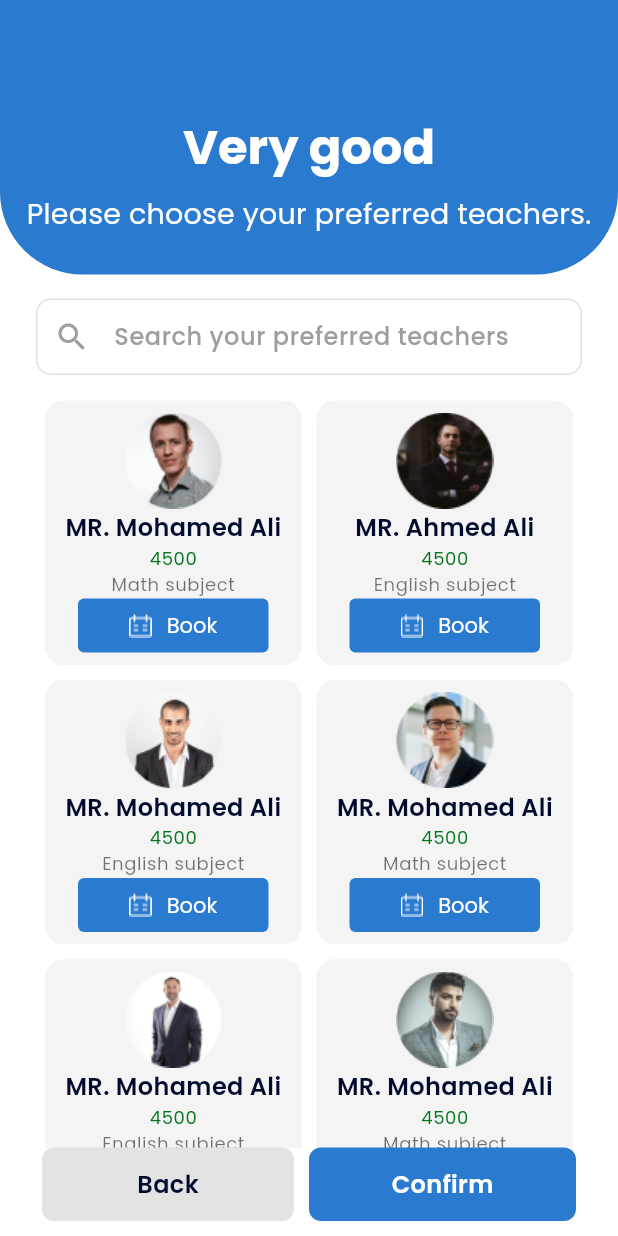
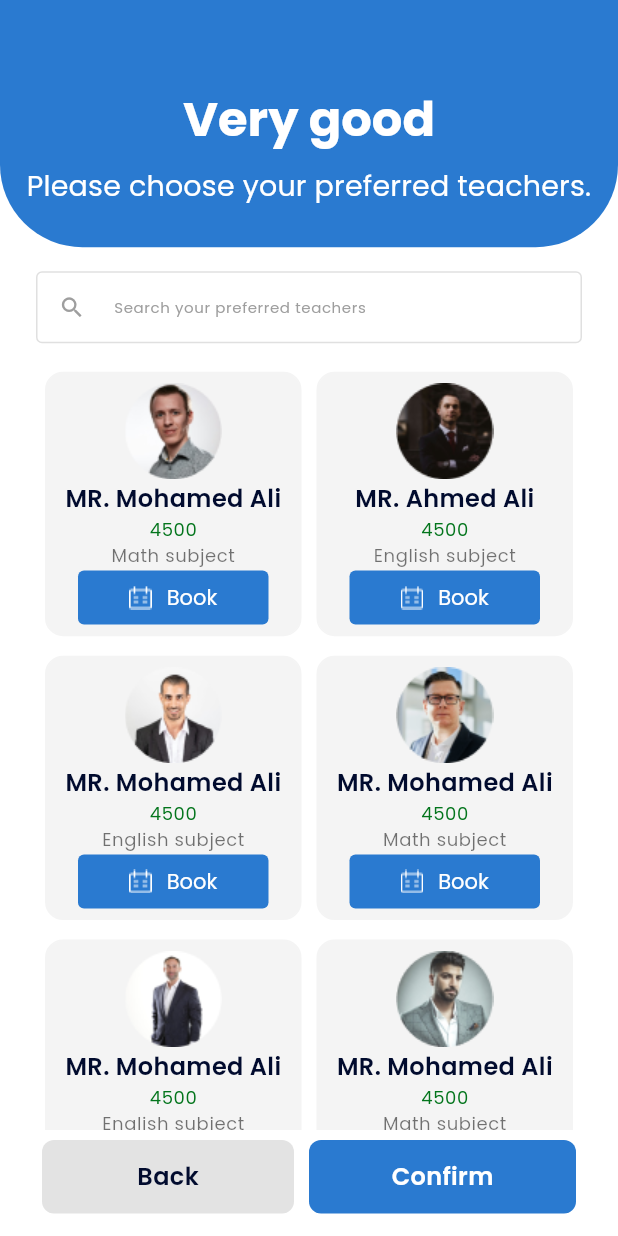
Before and after one commit to Mohameed-Asad/task, a Flutter app: the screen it shows after launch, swiped to page 2, on a phone screen of 412 x 824 dp. Run offline on Flutter 3.47's test engine with Material 3 defaults, Android fonts, the phone set to English and light mode, and no system bars; our stand-ins replace flutter_bounceable.

Commit message:
finish task

```diff
--- a/lib/core/widgets/custom_button.dart
+++ b/lib/core/widgets/custom_button.dart
@@ -32,7 +32,7 @@ class CustomButton extends StatelessWidget {
         onTap: onPressed,
         child: Container(
           width: width ?? MediaQuery.of(context).size.width,
-          height: height ?? MediaQuery.of(context).size.height * 0.068,
+          height: height ?? MediaQuery.of(context).size.height * 0.06,
           decoration: BoxDecoration(
             borderRadius: BorderRadius.circular(15),
             color: AppThemeManager.primaryColor,
--- a/lib/core/widgets/custom_text_field.dart
+++ b/lib/core/widgets/custom_text_field.dart
@@ -76,6 +76,7 @@ class _CustomTextFieldState extends State<CustomTextField> {
       textInputAction: widget.action ?? TextInputAction.next,
       focusNode: widget.focusNode,
       decoration: InputDecoration(
+        isDense: true,
         fillColor: Colors.white,
         filled: true,
         suffixIcon: widget.isPassword ?? false
@@ -93,13 +94,14 @@ class _CustomTextFieldState extends State<CustomTextField> {
         prefixIcon: widget.prefixIcon,
         hintText: widget.hint,
         hintStyle: const TextStyle(
-          fontSize: 16,
+          fontFamily: "Poppins",
+          fontSize: 10,
           color: Colors.grey,
-          fontWeight: FontWeight.w500
+          fontWeight: FontWeight.normal,
         ),
         counterText: "",
         border: OutlineInputBorder(
-          borderRadius: BorderRadius.circular(10),
+          borderRadius: BorderRadius.circular(4),
           borderSide: const BorderSide(
             color: Colors.black12,
             width: 1,
@@ -107,16 +109,16 @@ class _CustomTextFieldState extends State<CustomTextField> {
         ),
         // suffix: isPass widget.suffixWidget,
         contentPadding:
-            const EdgeInsets.symmetric(horizontal: 10, vertical: 15),
+            const EdgeInsets.symmetric(horizontal: 14,vertical: 8),
         enabledBorder: OutlineInputBorder(
-          borderRadius: BorderRadius.circular(10),
+          borderRadius: BorderRadius.circular(4),
           borderSide: const BorderSide(
             color: Colors.black12,
             width: 1,
           ),
         ),
         focusedBorder: OutlineInputBorder(
-          borderRadius: BorderRadius.circular(10),
+          borderRadius: BorderRadius.circular(4),
           borderSide: const BorderSide(
             color: Color(0xFF5D3FD3),
             width: 1.5,
--- a/lib/presention/home/home_screen.dart
+++ b/lib/presention/home/home_screen.dart
@@ -1,6 +1,10 @@
 import 'package:flutter/material.dart';
+import 'package:task_1/presention/done_pay/done_pay_screen.dart';
+import 'package:task_1/presention/payment_screen/payment_screen.dart';
 import 'package:task_1/presention/subject_screen/subject_screen.dart';
 import 'package:task_1/presention/teacher_screen/teacher_screen.dart';
+
+import '../order_screen/order_screen.dart';
 
 class HomeScreen extends StatefulWidget {
   const HomeScreen({super.key});
@@ -18,17 +22,12 @@ class _HomeScreenState extends State<HomeScreen> {
   Widget build(BuildContext context) {
     return PageView(
         controller: pageController,
-        onPageChanged: (value) {
-          if(value == 2) {
-            lastPage = true;
-          } else {
-            lastPage = false;
-          }
-          setState(() {});
-        },
    children : [
      SubjectView(pageController: pageController,),
-     TeacherScreen(pageController: pageController,)
+     TeacherScreen(pageController: pageController,),
+     OrderScreen(pageController: pageController),
+     PaymentScreen(pageController: pageController,),
+     DonePayScreen(pageController: pageController)
    ] );
   }
 }
--- a/lib/presention/subject_screen/subject_screen.dart
+++ b/lib/presention/subject_screen/subject_screen.dart
@@ -20,7 +20,9 @@ class _SubjectViewState extends State<SubjectView> {
   Widget build(BuildContext context) {
     return Scaffold(
       backgroundColor: Colors.white,
-      body: Column(children: [
+      body: SingleChildScrollView(
+        child: Column(
+            children: [
           Container(
             height: Constants.mediaQuery.height * 0.2,
             width: Constants.mediaQuery.width,
@@ -142,6 +144,7 @@ class _SubjectViewState extends State<SubjectView> {
             ),
           )
         ]),
+      ),
     );
   }
 }
--- a/lib/presention/teacher_screen/teacher_screen.dart
+++ b/lib/presention/teacher_screen/teacher_screen.dart
@@ -14,14 +14,15 @@ class TeacherScreen extends StatefulWidget {
 }
 
 class _TeacherScreenState extends State<TeacherScreen> {
+  int bookedNumber = 0;
   @override
   Widget build(BuildContext context) {
     return Scaffold(
       backgroundColor: Colors.white,
       body: Column(children: [
         Container(
-          height: 183,
-          width: 428,
+          height: Constants.mediaQuery.height * 0.2,
+          width: Constants.mediaQuery.width,
           decoration: const BoxDecoration(
               color: AppThemeManager.primaryColor,
               borderRadius: BorderRadius.only(
@@ -47,6 +48,7 @@ class _TeacherScreenState extends State<TeacherScreen> {
                     "Please choose your preferred teachers.",
                     style: Constants.theme.textTheme.titleMedium
                         ?.copyWith(fontSize: 19),
+                    textAlign: TextAlign.center,
                   ),
                 ]),
           ),
@@ -55,7 +57,7 @@ class _TeacherScreenState extends State<TeacherScreen> {
           height: 16,
         ),
         const Padding(
-          padding: EdgeInsets.symmetric(horizontal: 24),
+          padding: EdgeInsets.only(left: 24, right: 24, bottom: 9),
           child: CustomTextField(
             hint: "Search your preferred teachers",
             prefixIcon: Icon(
@@ -66,39 +68,51 @@ class _TeacherScreenState extends State<TeacherScreen> {
         ),
         Expanded(
           child: GridView(
-            padding: const EdgeInsets.symmetric(horizontal: 30, vertical: 17),
+            padding: const EdgeInsets.only(left: 30 , right: 30 , top : 10, bottom: 20),
             gridDelegate: const SliverGridDelegateWithFixedCrossAxisCount(
                 childAspectRatio: 0.97,
                 crossAxisCount: 2,
                 crossAxisSpacing: 10,
-                mainAxisSpacing: 10),
-            children: const [
+                mainAxisSpacing: 13),
+            children: [
               TeacherWidget(
+                bookedNumber: bookedNumber,
+                onClicked: onClicked,
                 name: "MR. Mohamed Ali",
                 imagePath: "assets/images/mohamedd_ali.png",
                 jobTitle: "Math subject",
               ),
               TeacherWidget(
+                bookedNumber: bookedNumber,
+                onClicked: onClicked,
                 name: "MR. Ahmed Ali",
                 imagePath: "assets/images/Ahmed_Ali.png",
                 jobTitle: "English subject",
               ),
               TeacherWidget(
+                bookedNumber: bookedNumber,
+                onClicked: onClicked,
                 name: "MR. Mohamed Ali",
                 imagePath: "assets/images/mohamed_ali_en.png",
                 jobTitle: "English subject",
               ),
               TeacherWidget(
+                bookedNumber: bookedNumber,
+                onClicked: onClicked,
                 name: "MR. Mohamed Ali",
                 imagePath: "assets/images/mohamed_ali.png",
                 jobTitle: "Math subject",
               ),
               TeacherWidget(
+                bookedNumber: bookedNumber,
+                onClicked: onClicked,
                 name: "MR. Mohamed Ali",
                 imagePath: "assets/images/mohamed_ali_en2.png",
                 jobTitle: "English subject",
               ),
               TeacherWidget(
+                bookedNumber: bookedNumber,
+                onClicked: onClicked,
                 name: "MR. Mohamed Ali",
                 imagePath: "assets/images/mohamed_ali_math.png",
                 jobTitle: "Math subject",
@@ -107,7 +121,7 @@ class _TeacherScreenState extends State<TeacherScreen> {
           ),
         ),
         Container(
-          margin: const EdgeInsets.only(bottom: 10),
+          margin: const EdgeInsets.only(bottom: 15,top: 7),
           child: Row(
             children: [
               Expanded(
@@ -157,4 +171,9 @@ class _TeacherScreenState extends State<TeacherScreen> {
       ]),
     );
   }
+  int onClicked(int bookNumber) {
+    int result = bookedNumber + bookNumber;
+    setState(() {});
+    return bookedNumber = result;
+  }
 }
--- a/lib/presention/teacher_screen/teacher_widget.dart
+++ b/lib/presention/teacher_screen/teacher_widget.dart
@@ -2,16 +2,20 @@ import 'package:flutter/material.dart';
 import 'package:task_1/core/config/app_theme_manager.dart';
 import 'package:task_1/core/config/constants.dart';
 
+typedef bookedFunction = int Function(int);
 class TeacherWidget extends StatefulWidget {
   final String imagePath;
   final String name;
   final String jobTitle;
+  final bookedFunction onClicked;
+  final int bookedNumber;
 
   const TeacherWidget(
       {super.key,
       required this.imagePath,
       required this.name,
-      required this.jobTitle,});
+      required this.jobTitle, required this.onClicked, required this.bookedNumber,
+      });
 
   @override
   State<TeacherWidget> createState() => _TeacherWidgetState();
@@ -19,7 +23,7 @@ class TeacherWidget extends StatefulWidget {
 
 class _TeacherWidgetState extends State<TeacherWidget> {
   bool isBooked = false;
-  int bookedNumber = 0;
+  int increaseBooked = 0;
 
   @override
   Widget build(BuildContext context) {
@@ -38,7 +42,7 @@ class _TeacherWidgetState extends State<TeacherWidget> {
             padding: const EdgeInsets.all(6),
             child: Column(
               crossAxisAlignment: CrossAxisAlignment.center,
-              mainAxisAlignment: MainAxisAlignment.spaceEvenly,
+              mainAxisAlignment: MainAxisAlignment.spaceAround,
               children: [
                 Image.asset(widget.imagePath),
                 Text(
@@ -58,9 +62,13 @@ class _TeacherWidgetState extends State<TeacherWidget> {
                   onTap: () {
                     isBooked = !isBooked;
                     if (isBooked) {
-                      bookedNumber++;
+                      increaseBooked++;
+                      widget.onClicked(
+                        increaseBooked
+                      );
                     } else {
-                      bookedNumber--;
+                      increaseBooked--;
+                      widget.onClicked(increaseBooked);
                     }
                     setState(() {});
                   },
@@ -93,7 +101,7 @@ class _TeacherWidgetState extends State<TeacherWidget> {
             ),
           ),
         ),
-        if(isBooked)
+        if (isBooked)
           Positioned(
               top: -12,
               left: 120,
@@ -104,17 +112,15 @@ class _TeacherWidgetState extends State<TeacherWidget> {
                 decoration: BoxDecoration(
                     color: AppThemeManager.secColor,
                     borderRadius: BorderRadius.circular(20)),
-              child: Text("$bookedNumber",
+                child: Text(
+                  "$increaseBooked",
                   style: const TextStyle(
                       fontSize: 12,
                       fontWeight: FontWeight.bold,
-                color: Colors.white
-              ),),
+                      color: Colors.white),
+                ),
               )),
       ],
     );
   }
-  calculateBooked() {
-
 }
-}
```
Also changed, not shown: lib/presention/done_pay/done_pay_screen.dart (added, +67 -0 lines), lib/presention/order_screen/order_screen.dart (added, +95 -0 lines), lib/presention/payment_screen/payment_screen.dart (added, +237 -0 lines), lib/presention/payment_screen/payment_widget.dart (added, +61 -0 lines), assets/images/Mastercard.png (added), assets/images/Visa_Inc.png (added), assets/images/cashpayment.png (added), assets/images/complete.png (added), assets/images/finished.png (added), assets/images/payment.png (added), assets/images/payment_prosses.png (added), assets/images/payment_screen.png (added), assets/images/paymentt.png (added). Lines whose indentation alone changed are shown as unchanged.
